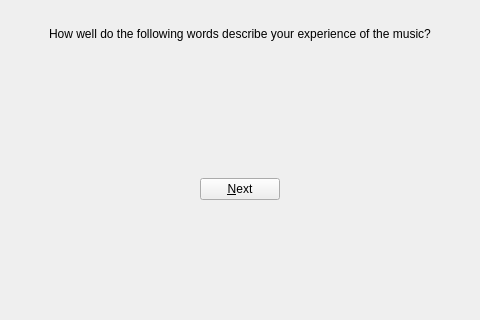
SMC-LAB/Eve, file src/userinterface.ui: the form before one commit; both pictures show x 109 to 589 and y 94 to 414 of the 698 by 414 pixel window.
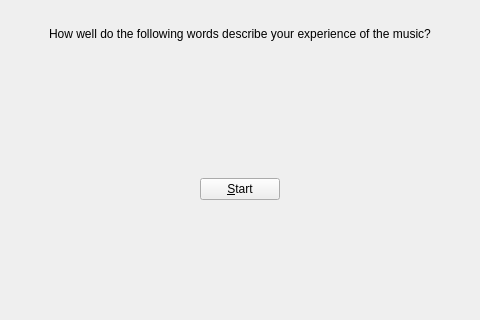
The form after the commit.

Commit message: Scratch previous commit; this one works by sleeping 1 second between restarting play and resetting sliders and labels after moving on

Patch:
```diff
--- a/src/userinterface.ui
+++ b/src/userinterface.ui
@@ -114,7 +114,7 @@
       </sizepolicy>
      </property>
      <property name="text">
-      <string>&amp;Next</string>
+      <string>&amp;Start</string>
      </property>
      <property name="shortcut">
       <string>Ctrl+N</string>
```
Left out of the diff: 2 changed lines with no effect on the pictures. The commit also changes 2 other files.
